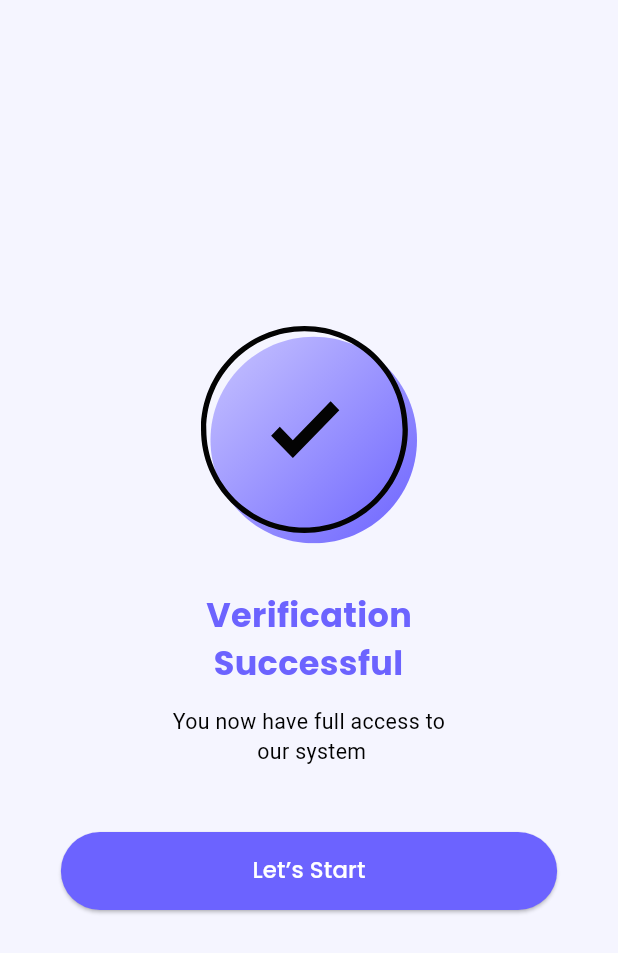
After one commit to Mohamed-7agag/Tradof, a Flutter app: the VerificationPageView screen opened by its route, on a phone screen of 412 x 824 dp. The commit adds this screen. Shown: the top 953 px of the screen. Run offline on Flutter 3.47's test engine with Material 3 defaults, Android fonts, the light colour scheme and no system bars; our stand-ins replace awesome_dialog, dartz, dio, equatable, expandable_page_view, flutter_bloc and 10 more; accounts and stored records are empty; statements that could not run were skipped.

Commit message:
class VerificationPageView extends StatelessWidget {

```diff
--- a/lib/core/routing/app_router.dart
+++ b/lib/core/routing/app_router.dart
@@ -3,6 +3,7 @@ import 'package:tradof/core/routing/routes.dart';
 import 'package:tradof/features/auth/presentation/views/create_account_page_view.dart';
 import 'package:tradof/features/auth/presentation/views/forget_password_page_view.dart';
 import 'package:tradof/features/auth/presentation/views/login_view.dart';
+import 'package:tradof/features/auth/presentation/views/verification_page_view.dart';
 
 import '../../welcome_view.dart';
 import '../helpers/navigation_handler.dart';
@@ -32,6 +33,11 @@ class AppRouter {
         path: '/createAccountPageView',
         builder: (context, state) => CreateAccountPageView(),
       ),
+      GoRoute(
+        name: Routes.verificationPageViewRoute,
+        path: '/verificationPageView',
+        builder: (context, state) => VerificationPageView(),
+      )
     ],
   );
 }
--- a/lib/core/routing/routes.dart
+++ b/lib/core/routing/routes.dart
@@ -3,4 +3,5 @@ abstract class Routes {
   static const String loginViewRoute = "/loginView";
   static const String forgetPasswordPageViewRoute = "/forgetPasswordPageView";
   static const String createAccountPageViewRoute = "/createAccountPageView";
+  static const String verificationPageViewRoute = "/verificationPageView";
 }
--- a/lib/core/theming/app_style.dart
+++ b/lib/core/theming/app_style.dart
@@ -56,7 +56,7 @@ abstract class AppStyle {
     fontSize: 14.sp,
     fontWeight: FontWeightHelper.semiBold,
   );
-  static TextStyle poppinsMedium22 = GoogleFonts.poppins(
+  static TextStyle poppinsBold22 = GoogleFonts.poppins(
     fontSize: 22.sp,
     fontWeight: FontWeightHelper.bold,
   );
--- /dev/null
+++ b/lib/features/auth/presentation/views/verification_page_view.dart
@@ -0,0 +1,47 @@
+import 'package:flutter/material.dart';
+import 'package:flutter_screenutil/flutter_screenutil.dart';
+import 'package:flutter_svg/svg.dart';
+import 'package:tradof/core/helpers/spacing.dart';
+import 'package:tradof/core/theming/app_colors.dart';
+import 'package:tradof/core/theming/app_style.dart';
+import 'package:tradof/core/utils/widgets/custom_button.dart';
+
+class VerificationPageView extends StatelessWidget {
+  const VerificationPageView({super.key});
+  @override
+  Widget build(BuildContext context) {
+    return Scaffold(
+      backgroundColor: AppColors.background,
+      body: Center(
+        child: Column(
+          mainAxisAlignment: MainAxisAlignment.center,
+          children: [
+            SvgPicture.asset(
+              'assets/images/success.svg',
+            ),
+            verticalSpace(31),
+            Text(
+              'Verification\n Successful',
+              style: AppStyle.poppinsBold22.copyWith(color: AppColors.primary),
+            ),
+            verticalSpace(13),
+            Text(
+              'You now have full access to\n our system',
+              style: AppStyle.robotoRegular14.copyWith(color: AppColors.black),
+              maxLines: 2,
+              textAlign: TextAlign.center,
+            ),
+            verticalSpace(43),
+            Padding(
+              padding: EdgeInsets.symmetric(horizontal: 40.sp),
+              child: CustomButton(
+                text: "Let’s Start",
+                onPressed: () {},
+              ),
+            )
+          ],
+        ),
+      ),
+    );
+  }
+}
--- a/lib/features/auth/presentation/widgets/create_account_countainer_curve.dart
+++ b/lib/features/auth/presentation/widgets/create_account_countainer_curve.dart
@@ -22,7 +22,7 @@ class CreateAccountContainerCurve extends StatelessWidget {
             Spacer(flex: 2),
             Text(
               'Create Account',
-              style: AppStyle.poppinsMedium22.copyWith(
+              style: AppStyle.poppinsBold22.copyWith(
                 color: AppColors.primary,
               ),
             ),
```
Also changed, not shown: assets/images/success.svg (added).
